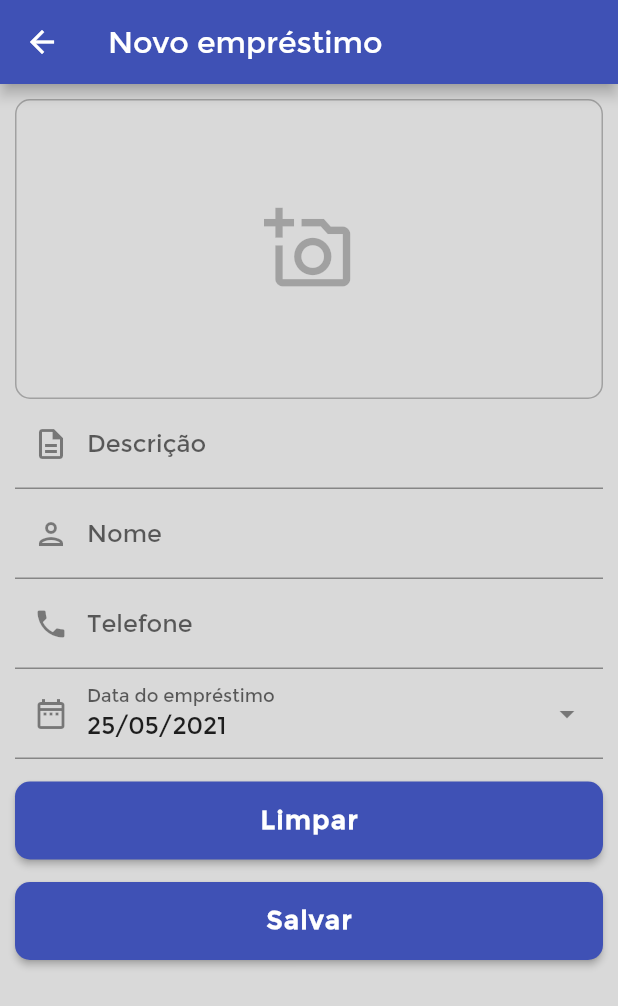
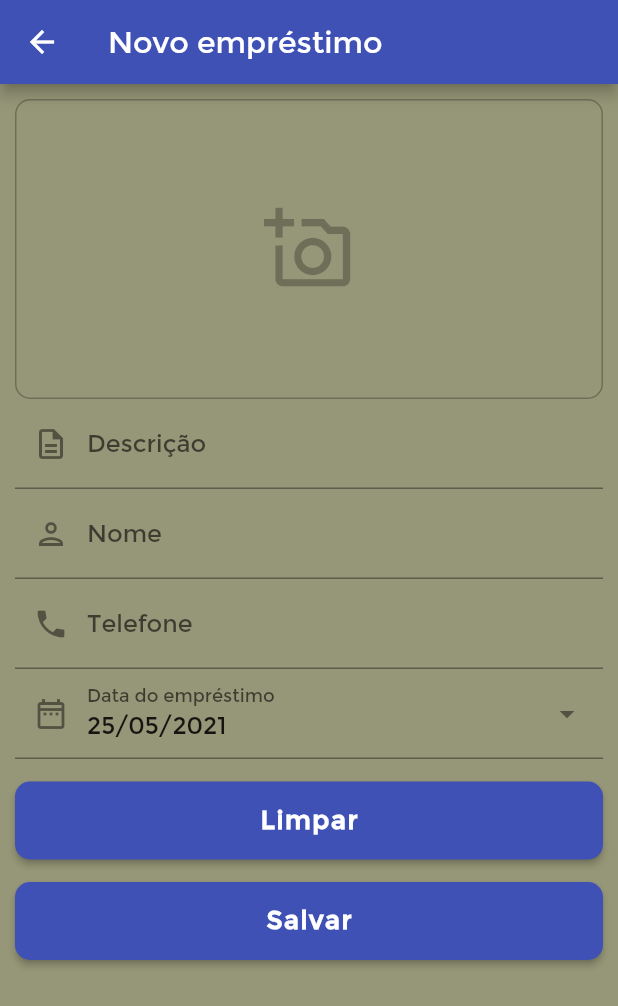
Before and after one commit to elcioroberto95/memstuff, a Flutter app: the DetailPage screen opened directly, on a phone screen of 412 x 824 dp. Shown: the top 1006 px of the screen. Run offline on Flutter 3.47's test engine with Material 2 defaults, Android fonts, the phone set to English and light mode, and no system bars; our stand-ins replace another_flushbar, flutter_slidable, flutter_staggered_animations, image_picker, mask_text_input_formatter, sqflite; accounts and stored records are empty.

Commit message:
Update app_theme.dart

```diff
--- a/lib/core/app_theme.dart
+++ b/lib/core/app_theme.dart
@@ -5,7 +5,7 @@ final kAppTheme = ThemeData(
   primarySwatch: Colors.indigo,
   visualDensity: VisualDensity.adaptivePlatformDensity,
   fontFamily: 'Montserrat',
-  scaffoldBackgroundColor: Color.fromRGBO(217, 217, 217, 1),
+  scaffoldBackgroundColor: Color.fromRGBO(150, 150, 120, 1),
   buttonTheme: ButtonThemeData(
     textTheme: ButtonTextTheme.primary,
   ),
```
